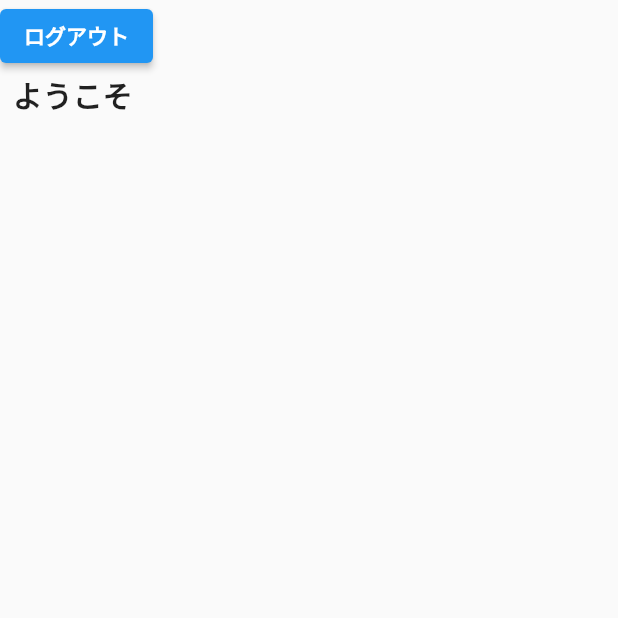
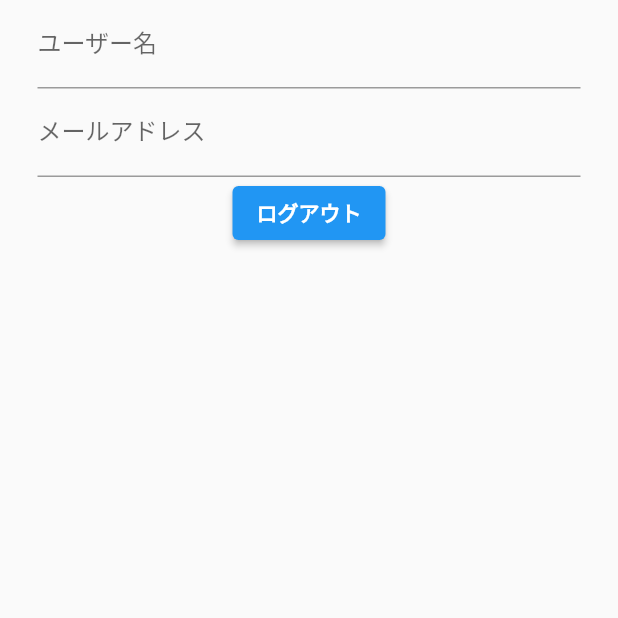
Before and after one commit to a2h1r0/nomikai, a Flutter app: the AuthPage screen opened directly, on a phone screen of 412 x 824 dp, the top half of it. Run offline on Flutter 3.47's test engine with Material 2 defaults, Android fonts, the phone set to English and light mode, and no system bars; our stand-ins replace cloud_firestore, firebase_auth, firebase_core; accounts and stored records are empty; network calls fail.

Commit message:
#2 ユーザーページの開発

```diff
--- a/lib/model/user.dart
+++ b/lib/model/user.dart
@@ -3,5 +3,6 @@ import 'package:cloud_firestore/cloud_firestore.dart';
 class User {
   final String uid;
   final String username;
-  User({required this.uid, required this.username});
+  final String email;
+  User({required this.uid, required this.username, required this.email});
 }
--- a/lib/ui/auth_page/auth_page.dart
+++ b/lib/ui/auth_page/auth_page.dart
@@ -1,7 +1,9 @@
 import 'package:flutter/material.dart';
 import 'package:nomikai/const/firebase_auth_result.dart';
 import 'package:nomikai/model/auth.dart';
+import 'package:nomikai/model/user.dart';
 import 'package:nomikai/service/auth_service.dart';
+import 'package:nomikai/service/user_service.dart';
 import 'package:nomikai/ui/app.dart';
 import 'package:provider/provider.dart';
 
@@ -15,19 +17,56 @@ class AuthPage extends StatefulWidget {
 class _AuthPageState extends State<AuthPage> {
   final AuthService _auth = AuthService();
 
+  String username = '';
+  String email = '';
+
   @override
   Widget build(BuildContext context) {
-    final String authId = context.watch<Auth?>()!.uid;
+    return FutureBuilder<User?>(
+        future: UserService().getUser(context.watch<Auth?>()!.uid),
+        builder: (context, snapshot) {
+          if (snapshot.connectionState == ConnectionState.waiting) {
+            return const Text('読み込み中です．．．',
+                style: TextStyle(fontSize: 20, fontWeight: FontWeight.bold));
+          }
+
+          User? user = snapshot.data;
+          if (user == null) {
+            return const Text('ユーザーが見つかりませんでした．．．',
+                style: TextStyle(fontSize: 20, fontWeight: FontWeight.bold));
+          }
+
+          username = user.username;
+          email = user.email;
 
           return Scaffold(
             body: Column(
               children: <Widget>[
+                Padding(
+                    padding: const EdgeInsets.fromLTRB(25.0, 0, 25.0, 0),
+                    child: TextFormField(
+                      initialValue: username,
+                      decoration: const InputDecoration(labelText: 'ユーザー名'),
+                      onChanged: (String value) {
+                        username = value;
+                      },
+                    )),
+                Padding(
+                    padding: const EdgeInsets.fromLTRB(25.0, 0, 25.0, 0),
+                    child: TextFormField(
+                      initialValue: email,
+                      decoration: const InputDecoration(labelText: 'メールアドレス'),
+                      onChanged: (String value) {
+                        email = value;
+                      },
+                    )),
                 ButtonTheme(
                   minWidth: 350.0,
                   child: ElevatedButton(
                     onPressed: () async {
                       final navigator = Navigator.of(context);
-                final FirebaseAuthResultStatus result = await _auth.logout();
+                      final FirebaseAuthResultStatus result =
+                          await _auth.logout();
 
                       if (result == FirebaseAuthResultStatus.successful) {
                         navigator.push(MaterialPageRoute(
@@ -45,11 +84,9 @@ class _AuthPageState extends State<AuthPage> {
                     ),
                   ),
                 ),
-          Text('ようこそ $authId',
-              style:
-                  const TextStyle(fontSize: 20, fontWeight: FontWeight.bold)),
               ],
             ),
           );
+        });
   }
 }
```
Also changed, not shown: lib/service/user_service.dart (+12 -5 lines). Lines whose indentation alone changed are shown as unchanged.
